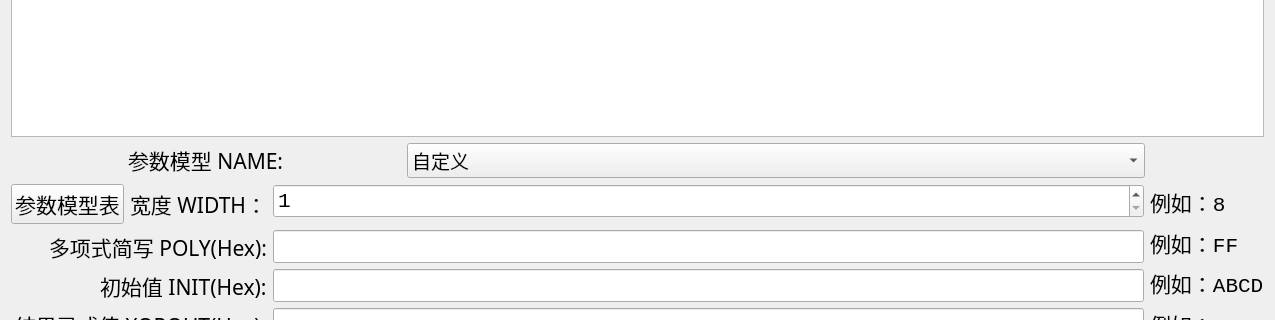
This is source_code/crc.ui in Taiga233/CRC_tools as Qt 5 draws it before an edit; both pictures show x 0 to 1275 and y 193 to 513 of the 1275 by 735 pixel window. The edited form follows.
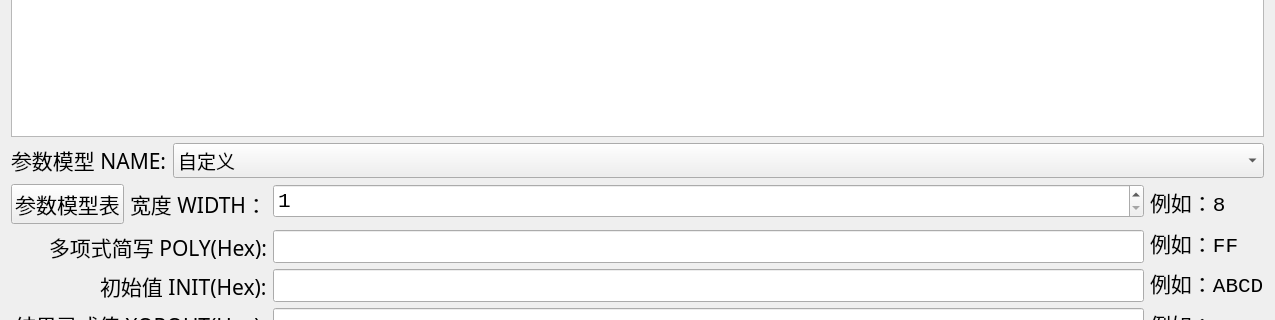
This is the edited form.

The edit to the form file:
```diff
--- a/source_code/crc.ui
+++ b/source_code/crc.ui
@@ -106,7 +106,7 @@
      <item>
       <widget class="QComboBox" name="comboBox">
        <property name="sizePolicy">
-        <sizepolicy hsizetype="Fixed" vsizetype="Fixed">
+        <sizepolicy hsizetype="Expanding" vsizetype="Fixed">
          <horstretch>0</horstretch>
          <verstretch>0</verstretch>
         </sizepolicy>
```
Left out of the diff: 11 changed lines with no effect on the pictures.
